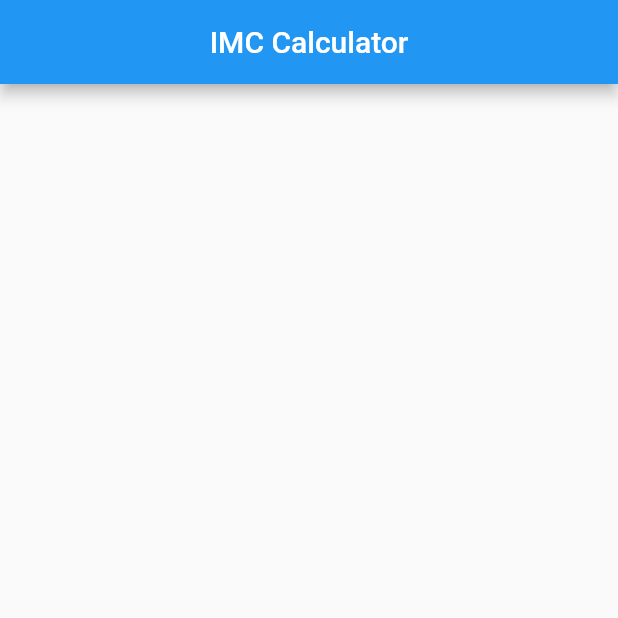
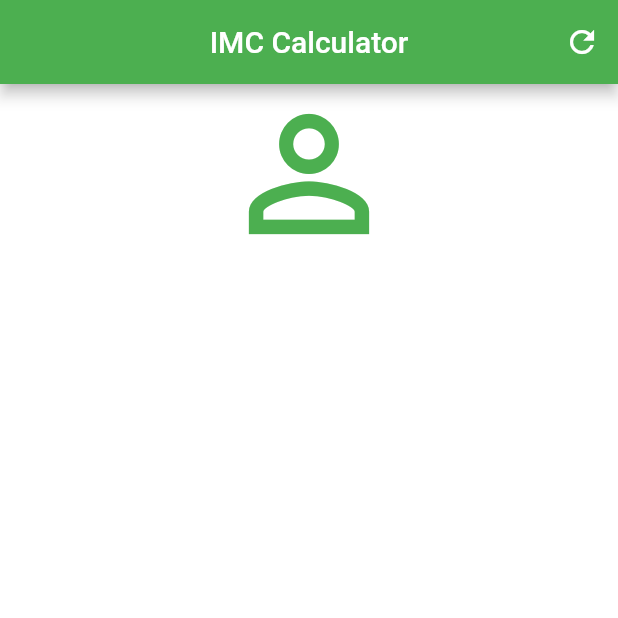
Before and after one commit to brunoafabricio/Course_Flutter_2020, a Flutter app: the screen it shows after launch, on a phone screen of 412 x 824 dp, the top half of it. Run offline on Flutter 3.47's test engine with Material 2 defaults, Android fonts, the phone set to English and light mode, and no system bars.

Commit message:
modifying the file main #2_app

```diff
--- a/#2_App_IMC_Calculator/imc_calculator/lib/main.dart
+++ b/#2_App_IMC_Calculator/imc_calculator/lib/main.dart
@@ -1,6 +1,6 @@
-import 'package:flutter/material.dart';
+import "package:flutter/material.dart";
 
-void main(){
+void main() {
   runApp(MaterialApp(
     home: Home(),
   ));
@@ -18,6 +18,20 @@ class _HomeState extends State<Home> {
       appBar: AppBar(
         title: Text("IMC Calculator"),
         centerTitle: true,
+        backgroundColor: Colors.green,
+        actions: <Widget>[
+          IconButton(
+            icon: Icon(Icons.refresh),
+            onPressed: () {},
+          )
+        ],
+      ),
+      backgroundColor: Colors.white,
+      body: Column(
+        crossAxisAlignment: CrossAxisAlignment.stretch,
+        children: <Widget>[
+          Icon(Icons.person_outline, size: 120.0, color: Colors.green,)
+        ],
       ),
     );
   }
```
